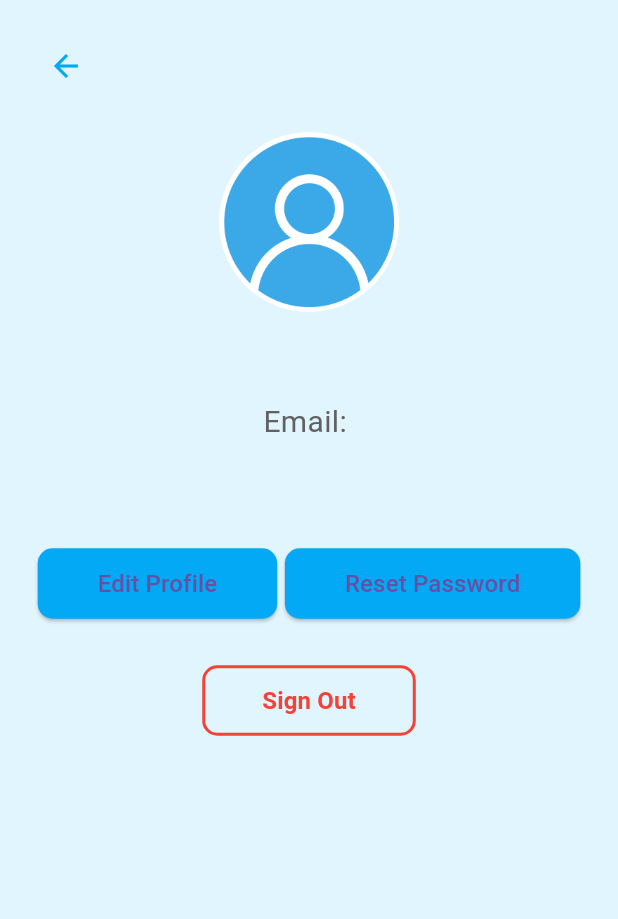
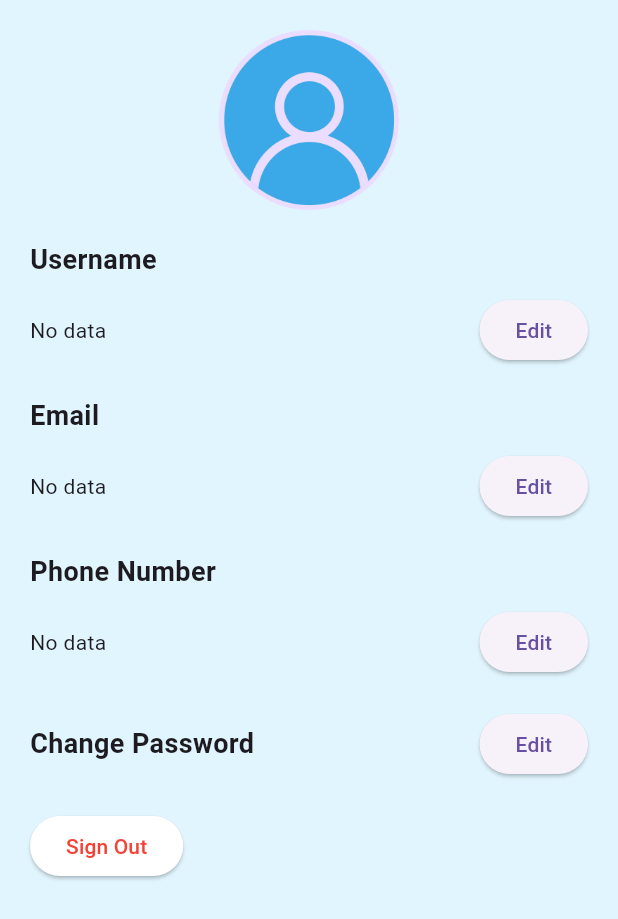
Before and after one commit to Moathmhmd/ParkingMobApplication, a Flutter app: the UserInfoPage screen opened by its route, on a phone screen of 412 x 824 dp. Shown: the top 919 px of the screen. Run offline on Flutter 3.47's test engine with Material 3 defaults, Android fonts, the light colour scheme and no system bars; our stand-ins replace cloud_firestore, firebase_auth, firebase_core, google_maps_flutter, intl_phone_field; accounts and stored records are empty.

Commit message:
last update on user info

```diff
--- a/lib/user_info_page.dart
+++ b/lib/user_info_page.dart
@@ -12,16 +12,21 @@ class UserInfoPage extends StatefulWidget {
 class _UserInfoPageState extends State<UserInfoPage> {
   final FirebaseAuth _auth = FirebaseAuth.instance;
   final FirebaseFirestore _firestore = FirebaseFirestore.instance;
+
   final TextEditingController nameController = TextEditingController();
   final TextEditingController phoneController = TextEditingController();
+  final TextEditingController emailController = TextEditingController();
   final TextEditingController oldPasswordController = TextEditingController();
   final TextEditingController newPasswordController = TextEditingController();
-  bool isEditingProfile = false;
-  bool isResettingPassword = false;
 
   String userName = "User";
   String userEmail = "No Email";
   String userPhone = "No Phone Number";
+
+  bool isEditingName = false;
+  bool isEditingPhone = false;
+  bool isEditingEmail = false;
+  bool isEditingPassword = false;
 
   @override
   void initState() {
@@ -33,7 +38,8 @@ class _UserInfoPageState extends State<UserInfoPage> {
     try {
       final currentUser = _auth.currentUser;
       if (currentUser != null) {
-        final doc = await _firestore.collection('users').doc(currentUser.uid).get();
+        final doc =
+            await _firestore.collection('users').doc(currentUser.uid).get();
         if (doc.exists) {
           setState(() {
             userName = doc['name'] ?? "User";
@@ -43,269 +49,291 @@ class _UserInfoPageState extends State<UserInfoPage> {
         }
       }
     } catch (e) {
-      ScaffoldMessenger.of(context).showSnackBar(
-        SnackBar(content: Text('Failed to fetch user data: $e')),
-      );
+      debugPrint('Error fetching user data: $e');
     }
   }
 
-  Future<void> updateProfile() async {
-    final newName = nameController.text.trim();
-    final newPhone = phoneController.text.trim();
-
-    if (newName.isEmpty || newPhone.isEmpty) {
-      ScaffoldMessenger.of(context).showSnackBar(
-        const SnackBar(content: Text('Fields cannot be empty')),
-      );
+  Future<void> _updateName(String newName) async {
+    if (newName.isEmpty) {
+      _showError("Username cannot be empty.");
       return;
     }
 
     try {
       final currentUser = _auth.currentUser;
       if (currentUser != null) {
-        // Update Firestore data
-        await _firestore.collection('users').doc(currentUser.uid).update({
-          'name': newName,
-          'phoneNumber': newPhone,
-        });
-        await currentUser.updateDisplayName(newName);
-
-
-        ScaffoldMessenger.of(context).showSnackBar(
-          const SnackBar(content: Text('Profile updated successfully')),
-        );
-
+        await _firestore
+            .collection('users')
+            .doc(currentUser.uid)
+            .update({'name': newName});
         setState(() {
           userName = newName;
-          userPhone = newPhone;
-          isEditingProfile = false;
+          isEditingName = false;
         });
       }
     } catch (e) {
-      ScaffoldMessenger.of(context).showSnackBar(
-        SnackBar(content: Text('Failed to update profile: $e')),
-      );
+      debugPrint('Error updating name: $e');
     }
   }
 
-  Future<void> resetPassword() async {
-    final oldPassword = oldPasswordController.text.trim();
-    final newPassword = newPasswordController.text.trim();
-
-    if (oldPassword.isEmpty || newPassword.isEmpty) {
-      ScaffoldMessenger.of(context).showSnackBar(
-        const SnackBar(content: Text('Both fields are required')),
-      );
+  Future<void> _updatePhone(String newPhone) async {
+    if (newPhone.length != 10 || int.tryParse(newPhone) == null) {
+      _showError("Phone number must be 10 digits.");
       return;
     }
 
     try {
-      final user = _auth.currentUser;
-      if (user != null) {
+      final currentUser = _auth.currentUser;
+      if (currentUser != null) {
+        final formattedPhone = '+1$newPhone'; // Add country code
+        await _firestore
+            .collection('users')
+            .doc(currentUser.uid)
+            .update({'phoneNumber': formattedPhone});
+        setState(() {
+          userPhone = formattedPhone;
+          isEditingPhone = false;
+        });
+      }
+    } catch (e) {
+      debugPrint('Error updating phone: $e');
+    }
+  }
+
+  Future<void> _updateEmail(String newEmail) async {
+    if (!RegExp(r"^[a-zA-Z0-9._]+@[a-zA-Z0-9]+\.[a-zA-Z]+")
+        .hasMatch(newEmail)) {
+      _showError("Invalid email format.");
+      return;
+    }
+
+    try {
+      final currentUser = _auth.currentUser;
+      if (currentUser != null) {
+        await currentUser.updateEmail(newEmail);
+        await _firestore
+            .collection('users')
+            .doc(currentUser.uid)
+            .update({'email': newEmail});
+        setState(() {
+          userEmail = newEmail;
+          isEditingEmail = false;
+        });
+      }
+    } catch (e) {
+      debugPrint('Error updating email: $e');
+    }
+  }
+
+  Future<void> _resetPassword(String oldPassword, String newPassword) async {
+    try {
+      final currentUser = _auth.currentUser;
+      if (currentUser != null) {
         final credential = EmailAuthProvider.credential(
-          email: user.email!,
+          email: currentUser.email!,
           password: oldPassword,
         );
 
-        // Reauthenticate the user
-        await user.reauthenticateWithCredential(credential);
-
-        // Update the password
-        await user.updatePassword(newPassword);
-
-        ScaffoldMessenger.of(context).showSnackBar(
-          const SnackBar(content: Text('Password updated successfully')),
-        );
+        await currentUser.reauthenticateWithCredential(credential);
+        await currentUser.updatePassword(newPassword);
 
         setState(() {
+          isEditingPassword = false;
           oldPasswordController.clear();
           newPasswordController.clear();
-          isResettingPassword = false;
         });
       }
     } catch (e) {
-      ScaffoldMessenger.of(context).showSnackBar(
-        SnackBar(content: Text('Failed to update password')),
-      );
+      _showError("Old password is incorrect.");
     }
   }
 
-  void signUserOut(BuildContext context) {
+  void _showError(String message) {
+    ScaffoldMessenger.of(context).showSnackBar(
+      SnackBar(content: Text(message)),
+    );
+  }
+
+  void _signOut() {
     _auth.signOut();
     Navigator.pushReplacementNamed(context, '/auth');
+  }
+
+  Widget _buildEditSection({
+    required String title,
+    required bool isEditing,
+    required TextEditingController controller,
+    required VoidCallback onEdit,
+    required Function(String) onSave,
+    required VoidCallback onCancel,
+    String labelText = '',
+  }) {
+    return Column(
+      crossAxisAlignment: CrossAxisAlignment.start,
+      children: [
+        Text(
+          title,
+          style: const TextStyle(fontSize: 18, fontWeight: FontWeight.bold),
+        ),
+        const SizedBox(height: 10),
+        if (isEditing)
+          Column(
+            children: [
+              TextField(
+                controller: controller,
+                decoration: InputDecoration(
+                  labelText: labelText,
+                  border: OutlineInputBorder(
+                    borderRadius: BorderRadius.circular(10),
+                  ),
+                ),
+              ),
+              const SizedBox(height: 10),
+              Row(
+                mainAxisAlignment: MainAxisAlignment.spaceEvenly,
+                children: [
+                  ElevatedButton(
+                    onPressed: () => onSave(controller.text.trim()),
+                    style: ElevatedButton.styleFrom(
+                      backgroundColor: Colors.white,
+                      foregroundColor: Colors.lightBlue,
+                    ),
+                    child: const Text('Save'),
+                  ),
+                  ElevatedButton(
+                    onPressed: onCancel,
+                    style: ElevatedButton.styleFrom(
+                      backgroundColor: Colors.white,
+                      foregroundColor: Colors.red,
+                    ),
+                    child: const Text('Cancel'),
+                  ),
+                ],
+              ),
+            ],
+          )
+        else
+          Row(
+            mainAxisAlignment: MainAxisAlignment.spaceBetween,
+            children: [
+              Text(controller.text.isEmpty ? "No data" : controller.text),
+              ElevatedButton(
+                onPressed: onEdit,
+                child: const Text('Edit'),
+              ),
+            ],
+          ),
+      ],
+    );
   }
 
   @override
   Widget build(BuildContext context) {
     return Scaffold(
-      resizeToAvoidBottomInset: true,
       backgroundColor: Colors.lightBlue[50],
       body: SafeArea(
         child: SingleChildScrollView(
           child: Padding(
             padding: const EdgeInsets.all(20.0),
             child: Column(
-              crossAxisAlignment: CrossAxisAlignment.center,
+              crossAxisAlignment: CrossAxisAlignment.start,
               children: [
-                Align(
-                  alignment: Alignment.topLeft,
-                  child: IconButton(
-                    icon: const Icon(Icons.arrow_back, color: Colors.lightBlue),
-                    onPressed: () {
-                      Navigator.pop(context);
-                    },
+                const Center(
+                  child: CircleAvatar(
+                    radius: 60,
+                    backgroundImage: AssetImage('assets/profile.png'),
                   ),
                 ),
                 const SizedBox(height: 20),
-
-                const CircleAvatar(
-                  radius: 60,
-                  backgroundImage: AssetImage('assets/profile.png'),
-                  backgroundColor: Colors.white,
+                _buildEditSection(
+                  title: "Username",
+                  isEditing: isEditingName,
+                  controller: nameController..text = userName,
+                  onEdit: () => setState(() => isEditingName = true),
+                  onSave: _updateName,
+                  onCancel: () => setState(() => isEditingName = false),
+                  labelText: "New Username",
                 ),
                 const SizedBox(height: 20),
-
-                Text(
-                  "$userName",
-                  style: TextStyle(
-                    fontSize: 20,
-                    color:  Colors.grey[700]
-
-                  ),
+                _buildEditSection(
+                  title: "Email",
+                  isEditing: isEditingEmail,
+                  controller: emailController..text = userEmail,
+                  onEdit: () => setState(() => isEditingEmail = true),
+                  onSave: _updateEmail,
+                  onCancel: () => setState(() => isEditingEmail = false),
+                  labelText: "New Email",
                 ),
-                const SizedBox(height: 10),
-                Text(
-                  "Email: $userEmail",
-                  style: TextStyle(
-                    fontSize: 20,
-                    color: Colors.grey[700]
-                  ),
+                const SizedBox(height: 20),
+                _buildEditSection(
+                  title: "Phone Number",
+                  isEditing: isEditingPhone,
+                  controller: phoneController..text = userPhone,
+                  onEdit: () => setState(() => isEditingPhone = true),
+                  onSave: _updatePhone,
+                  onCancel: () => setState(() => isEditingPhone = false),
+                  labelText: "New Phone Number",
                 ),
-                const SizedBox(height: 10),
-                Text(
-                  "$userPhone",
-                  style: TextStyle(
-                    fontSize: 20,
-                    color:  Colors.grey[700]
-
-                  ),
-                ),
-
-                const SizedBox(height: 30),
-
-                if (isEditingProfile || isResettingPassword)
+                const SizedBox(height: 20),
+                if (isEditingPassword)
                   Column(
+                    crossAxisAlignment: CrossAxisAlignment.start,
                     children: [
-                      if (isEditingProfile) ...[
-                        TextField(
-                          controller: nameController,
-                          decoration: InputDecoration(
-                            labelText: 'Edit Username',
-                            labelStyle: const TextStyle(color: Colors.lightBlue),
-                            focusedBorder: OutlineInputBorder(
-                              borderRadius: BorderRadius.circular(10),
-                              borderSide: const BorderSide(color: Colors.lightBlue),
-                            ),
-                            enabledBorder: OutlineInputBorder(
-                              borderRadius: BorderRadius.circular(10),
-                              borderSide: const BorderSide(color: Colors.grey),
-                            ),
+                      const Text(
+                        "Change Password",
+                        style: TextStyle(
+                            fontSize: 18, fontWeight: FontWeight.bold),
+                      ),
+                      const SizedBox(height: 10),
+                      TextField(
+                        controller: oldPasswordController,
+                        decoration: InputDecoration(
+                          labelText: "Old Password",
+                          border: OutlineInputBorder(
+                            borderRadius: BorderRadius.circular(10),
                           ),
                         ),
-                        const SizedBox(height: 10),
-                        TextField(
-                          controller: phoneController,
-                          decoration: InputDecoration(
-                            labelText: 'Edit Phone Number',
-                            labelStyle: const TextStyle(color: Colors.lightBlue),
-                            focusedBorder: OutlineInputBorder(
-                              borderRadius: BorderRadius.circular(10),
-                              borderSide: const BorderSide(color: Colors.lightBlue),
-                            ),
-                            enabledBorder: OutlineInputBorder(
-                              borderRadius: BorderRadius.circular(10),
-                              borderSide: const BorderSide(color: Colors.grey),
-                            ),
+                        obscureText: true,
+                      ),
+                      const SizedBox(height: 10),
+                      TextField(
+                        controller: newPasswordController,
+                        decoration: InputDecoration(
+                          labelText: "New Password",
+                          border: OutlineInputBorder(
+                            borderRadius: BorderRadius.circular(10),
                           ),
                         ),
-                      ],
-                      if (isResettingPassword) ...[
-                        TextField(
-                          controller: oldPasswordController,
-                          obscureText: true,
-                          decoration: InputDecoration(
-                            labelText: 'Old Password',
-                            labelStyle: const TextStyle(color: Colors.lightBlue),
-                            focusedBorder: OutlineInputBorder(
-                              borderRadius: BorderRadius.circular(10),
-                              borderSide: const BorderSide(color: Colors.lightBlue),
-                            ),
-                            enabledBorder: OutlineInputBorder(
-                              borderRadius: BorderRadius.circular(10),
-                              borderSide: const BorderSide(color: Colors.grey),
-                            ),
-                          ),
-                        ),
-                        const SizedBox(height: 10),
-                        TextField(
-                          controller: newPasswordController,
-                          obscureText: true,
-                          decoration: InputDecoration(
-                            labelText: 'New Password',
-                            labelStyle: const TextStyle(color: Colors.lightBlue),
-                            focusedBorder: OutlineInputBorder(
-                              borderRadius: BorderRadius.circular(10),
-                              borderSide: const BorderSide(color: Colors.lightBlue),
-                            ),
-                            enabledBorder: OutlineInputBorder(
-                              borderRadius: BorderRadius.circular(10),
-                              borderSide: const BorderSide(color: Colors.grey),
-                            ),
-                          ),
-                        ),
-                      ],
-                      const SizedBox(height: 20),
+                        obscureText: true,
+                      ),
+                      const SizedBox(height: 10),
                       Row(
                         mainAxisAlignment: MainAxisAlignment.spaceEvenly,
                         children: [
                           ElevatedButton(
-                            onPressed: isEditingProfile ? updateProfile : resetPassword,
+                            onPressed: () => _resetPassword(
+                              oldPasswordController.text.trim(),
+                              newPasswordController.text.trim(),
+                            ),
                             style: ElevatedButton.styleFrom(
-                              backgroundColor: Colors.lightBlue,
-                              shape: RoundedRectangleBorder(
-                                borderRadius: BorderRadius.circular(10),
-                              ),
-                              padding: const EdgeInsets.symmetric(
-                                  horizontal: 40, vertical: 12),
+                              backgroundColor: Colors.white,
+                              foregroundColor: Colors.blue,
                             ),
-                            child: Text(
-                              isEditingProfile ? 'Save' : 'Update Password',
-                              style: const TextStyle(fontSize: 16),
-                            ),
+                            child: const Text("Save"),
                           ),
-                          OutlinedButton(
+                          ElevatedButton(
                             onPressed: () {
                               setState(() {
-                                isEditingProfile = false;
-                                isResettingPassword = false;
+                                isEditingPassword = false;
+                                oldPasswordController.clear();
+                                newPasswordController.clear();
                               });
                             },
-                            style: OutlinedButton.styleFrom(
-                              side: const BorderSide(color: Colors.red, width: 2),
-                              shape: RoundedRectangleBorder(
-                                borderRadius: BorderRadius.circular(10),
-                              ),
-                              padding: const EdgeInsets.symmetric(
-                                  horizontal: 40, vertical: 12),
+                            style: ElevatedButton.styleFrom(
+                              backgroundColor: Colors.white,
+                              foregroundColor: Colors.red,
                             ),
-                            child: const Text(
-                              'Cancel',
-                              style: TextStyle(
-                                color: Colors.red,
-                                fontSize: 16,
-                                fontWeight: FontWeight.bold,
-                              ),
-                            ),
+                            child: const Text('Cancel'),
                           ),
                         ],
                       ),
@@ -313,69 +341,28 @@ class _UserInfoPageState extends State<UserInfoPage> {
                   )
                 else
                   Row(
-                    mainAxisAlignment: MainAxisAlignment.spaceEvenly,
+                    mainAxisAlignment: MainAxisAlignment.spaceBetween,
                     children: [
-                      ElevatedButton(
-                        onPressed: () {
-                          setState(() {
-                            isEditingProfile = true;
-                          });
-                        },
-                        style: ElevatedButton.styleFrom(
-                          backgroundColor: Colors.lightBlue,
-                          shape: RoundedRectangleBorder(
-                            borderRadius: BorderRadius.circular(10),
-                          ),
-                          padding: const EdgeInsets.symmetric(
-                              horizontal: 40, vertical: 12),
-                        ),
-                        child: const Text(
-                          'Edit Profile',
-                          style: TextStyle(fontSize: 16),
-                        ),
+                      const Text(
+                        "Change Password",
+                        style: TextStyle(
+                            fontSize: 18, fontWeight: FontWeight.bold),
                       ),
                       ElevatedButton(
-                        onPressed: () {
-                          setState(() {
-                            isResettingPassword = true;
-                          });
-                        },
-                        style: ElevatedButton.styleFrom(
-                          backgroundColor: Colors.lightBlue,
-                          shape: RoundedRectangleBorder(
-                            borderRadius: BorderRadius.circular(10),
-                          ),
-                          padding: const EdgeInsets.symmetric(
-                              horizontal: 40, vertical: 12),
-                        ),
-                        child: const Text(
-                          'Reset Password',
-                          style: TextStyle(fontSize: 16),
-                        ),
+                        onPressed: () =>
+                            setState(() => isEditingPassword = true),
+                        child: const Text("Edit"),
                       ),
                     ],
                   ),
-
-                const SizedBox(height: 30),
-
-                OutlinedButton(
-                  onPressed: () => signUserOut(context),
-                  style: OutlinedButton.styleFrom(
-                    side: const BorderSide(color: Colors.red, width: 2),
-                    shape: RoundedRectangleBorder(
-                      borderRadius: BorderRadius.circular(10),
-                    ),
-                    padding: const EdgeInsets.symmetric(
-                        horizontal: 40, vertical: 12),
+                const SizedBox(height: 20),
+                ElevatedButton(
+                  onPressed: _signOut,
+                  style: ElevatedButton.styleFrom(
+                    backgroundColor: const Color.fromARGB(255, 255, 255, 255),
+                    foregroundColor: Colors.red,
                   ),
-                  child: const Text(
-                    'Sign Out',
-                    style: TextStyle(
-                      color: Colors.red,
-                      fontSize: 16,
-                      fontWeight: FontWeight.bold,
-                    ),
-                  ),
+                  child: const Text('Sign Out'),
                 ),
               ],
             ),
```
